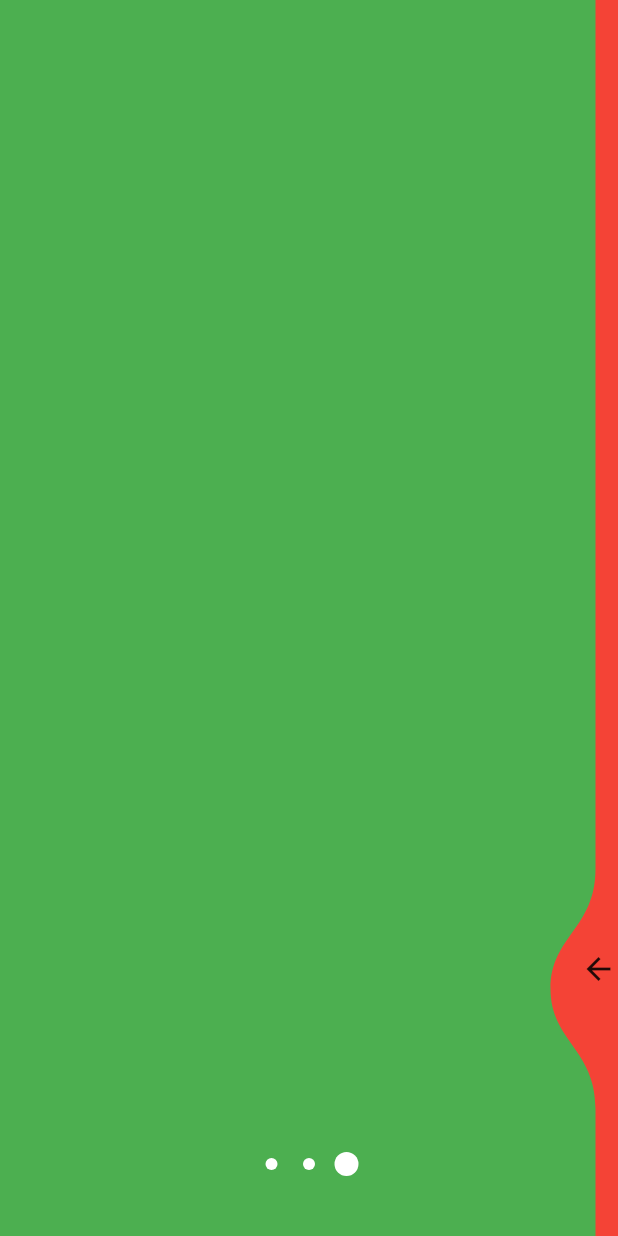
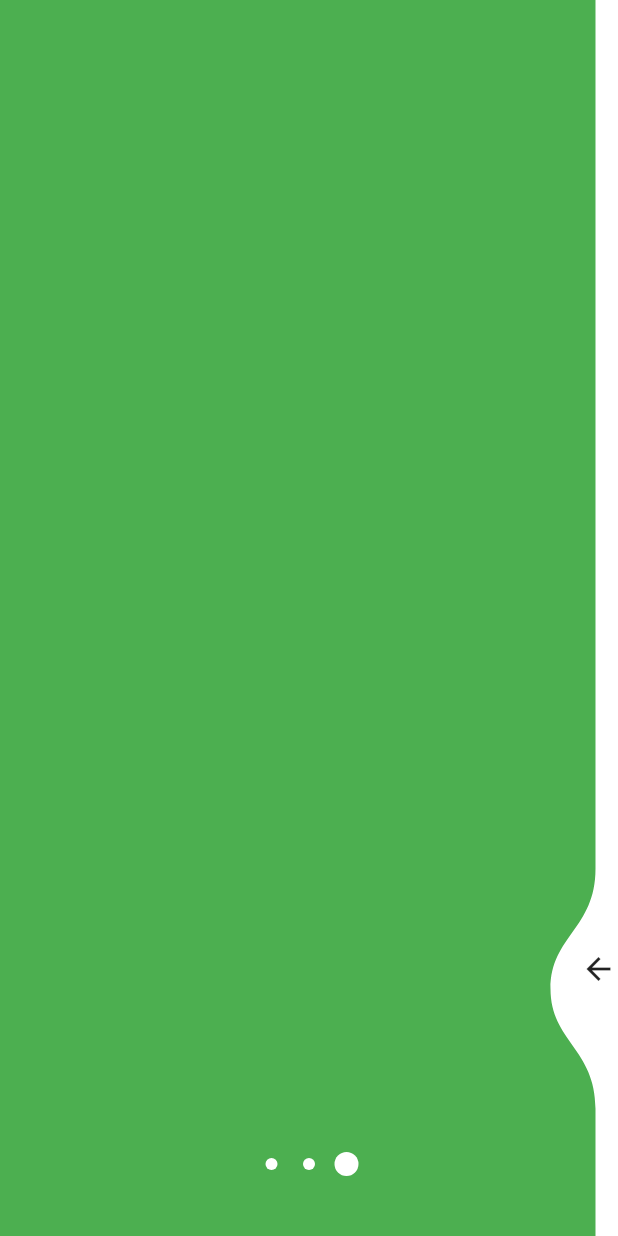
Before and after one commit to alpi2111/pawspa, a Flutter app: the screen it shows after launch, swiped to page 3, on a phone screen of 412 x 824 dp. Run offline on Flutter 3.47's test engine with Material 2 defaults, Android fonts, the phone set to English and light mode, and no system bars; drawn by our look-alikes of liquid_swipe.

Commit message:
Se agrego la navegacion a la pagina main y se preparo el container con todo el ancho y alto posible de la pantalla

```diff
--- a/lib/main.dart
+++ b/lib/main.dart
@@ -8,7 +8,12 @@ class MyApp extends StatelessWidget {
   Widget build(BuildContext context) {
     return MaterialApp(
       title: 'Paw Spa',
-      home: SlideInfoPage(),
+      // home: SlideInfoPage(),
+      initialRoute: "slide_info",
+      routes: {
+        "main": (BuildContext context) => MainPage(),
+        "slide_info": (BuildContext context) => SlideInfoPage(),
+      },
       theme: ThemeData(
         appBarTheme: AppBarTheme(
           brightness: Brightness.dark
--- a/lib/src/pages/slide_info_page.dart
+++ b/lib/src/pages/slide_info_page.dart
@@ -12,13 +12,22 @@ class _SlideInfoPageState extends State<SlideInfoPage> {
   int page = 0;
   final List<Widget> pages = [
     Container(
+      width: double.maxFinite,
+      height: double.maxFinite,
       color: Colors.red,
     ),
     Container(
+      width: double.maxFinite,
+      height: double.maxFinite,
       color: Colors.yellow,
     ),
     Container(
+      width: double.maxFinite,
+      height: double.maxFinite,
       color: Colors.green,
+    ),
+    Container(
+      color: Colors.white,
     ),
   ];
   @override
@@ -29,11 +38,15 @@ class _SlideInfoPageState extends State<SlideInfoPage> {
           LiquidSwipe(
             pages: pages,
             enableSideReveal: true,
+            enableLoop: false,
             slideIconWidget: Icon(Icons.arrow_back),
             onPageChangeCallback: (i) {
               setState(() {
                 page = i;
               });
+              if (i == pages.length - 1) {
+                Navigator.of(context).pushReplacementNamed("main");
+              }
             },
           ),
           Padding(
@@ -43,7 +56,7 @@ class _SlideInfoPageState extends State<SlideInfoPage> {
                 Expanded(child: Container()),
                 Row(
                   mainAxisAlignment: MainAxisAlignment.center,
-                  children: List<Widget>.generate(pages.length, _buildDot),
+                  children: List<Widget>.generate(pages.length - 1, _buildDot),
                 ),
               ],
             ),
```
